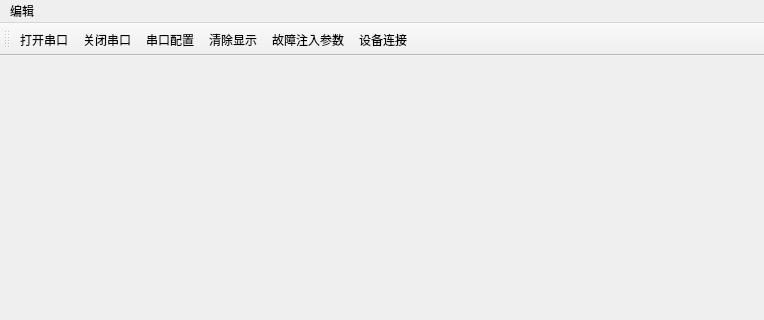
Before: the Qt Designer form source_code/UI/ui/ui_mainwindow.ui in 440791217/SWIFJ, drawn with Qt 5; both pictures show x 0 to 764 and y 0 to 320 of the 764 by 529 pixel window.
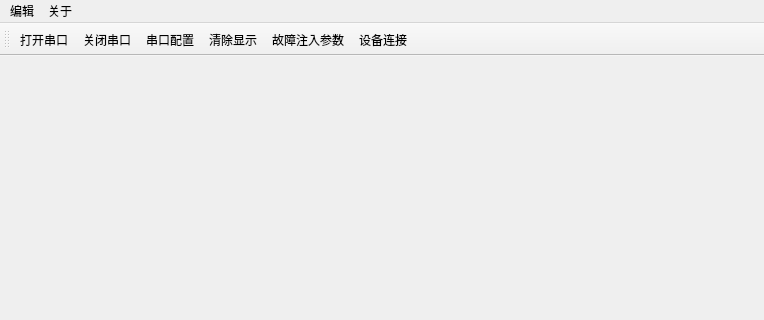
After: the same form once the commit is applied. Icons and pictures are not drawn.

What changed in the file:
```diff
--- a/source_code/UI/ui/ui_mainwindow.ui
+++ b/source_code/UI/ui/ui_mainwindow.ui
@@ -50,7 +50,14 @@
     <addaction name="actionCon"/>
     <addaction name="actionFault"/>
    </widget>
+   <widget class="QMenu" name="menu_2">
+    <property name="title">
+     <string>关于</string>
+    </property>
+    <addaction name="actionAbout"/>
+   </widget>
    <addaction name="menu"/>
+   <addaction name="menu_2"/>
   </widget>
   <action name="actionConfigure">
    <property name="icon">
```
Left out of the diff: 5 changed lines with no effect on the pictures.
